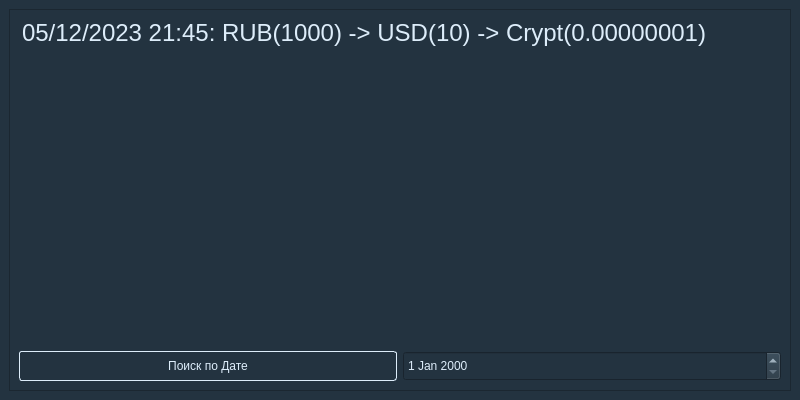
The window that pysideUI/table_main_window.ui (a1ienforever/CurrencyExchange2) describes before a commit, drawn with Qt 5.
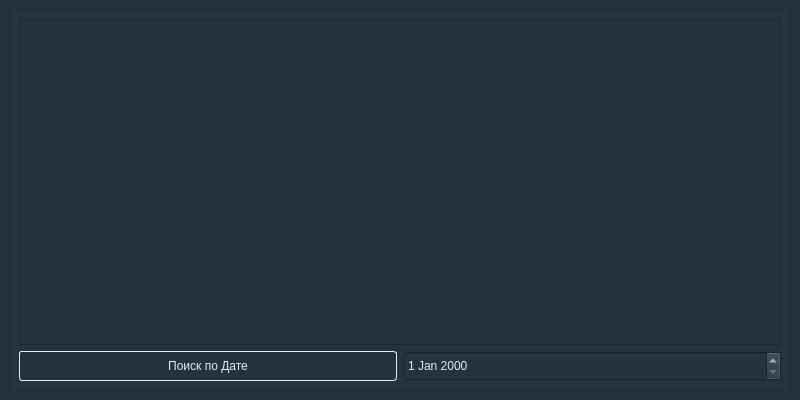
The same window after the commit.

```diff
--- a/pysideUI/table_main_window.ui
+++ b/pysideUI/table_main_window.ui
@@ -41,19 +41,6 @@
        <enum>QFrame::Raised</enum>
       </property>
       <layout class="QGridLayout" name="gridLayout_2">
-       <item row="0" column="0">
-        <widget class="QListWidget" name="listPrice">
-         <property name="styleSheet">
-          <string notr="true">font: 24px;
-border: 3px white solid</string>
-         </property>
-         <item>
-          <property name="text">
-           <string>05/12/2023 21:45: RUB(1000) -&gt; USD(10) -&gt; Crypt(0.00000001)</string>
-          </property>
-         </item>
-        </widget>
-       </item>
        <item row="1" column="0">
         <layout class="QHBoxLayout" name="horizontalLayout">
          <item>
@@ -104,6 +91,9 @@
          </item>
         </layout>
        </item>
+       <item row="0" column="0">
+        <widget class="QListWidget" name="listWidget"/>
+       </item>
       </layout>
      </widget>
     </item>
```
